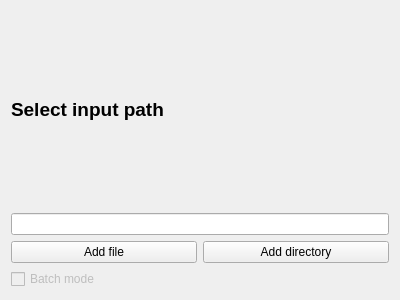
Qt form inputpage.ui (kz26/qMakeTorrent) before a commit.
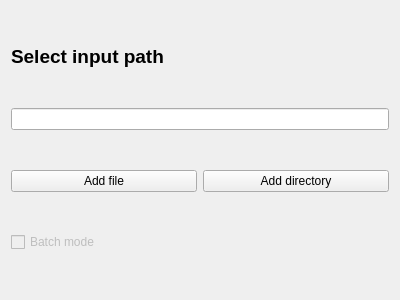
The same form after that commit.

Commit message: Added additional branding layout tweaks

Diff of the .ui file:
```diff
--- a/inputpage.ui
+++ b/inputpage.ui
@@ -19,9 +19,15 @@
   <property name="windowTitle">
    <string>WizardPage</string>
   </property>
-  <layout class="QVBoxLayout" name="verticalLayout">
-   <item>
+  <layout class="QGridLayout" name="gridLayout">
+   <item row="0" column="0" colspan="2">
     <widget class="QLabel" name="pageTitle">
+     <property name="sizePolicy">
+      <sizepolicy hsizetype="Expanding" vsizetype="Fixed">
+       <horstretch>0</horstretch>
+       <verstretch>0</verstretch>
+      </sizepolicy>
+     </property>
      <property name="font">
       <font>
        <pointsize>14</pointsize>
@@ -32,34 +38,45 @@
      <property name="text">
       <string>Select input path</string>
      </property>
+     <property name="alignment">
+      <set>Qt::AlignLeading|Qt::AlignLeft|Qt::AlignTop</set>
+     </property>
+     <property name="textInteractionFlags">
+      <set>Qt::LinksAccessibleByMouse</set>
+     </property>
     </widget>
    </item>
-   <item>
+   <item row="1" column="0" colspan="2">
     <widget class="QLineEdit" name="inputPath">
+     <property name="alignment">
+      <set>Qt::AlignLeading|Qt::AlignLeft|Qt::AlignTop</set>
+     </property>
      <property name="readOnly">
       <bool>false</bool>
      </property>
     </widget>
    </item>
-   <item>
-    <layout class="QHBoxLayout" name="horizontalLayout">
-     <item>
+   <item row="2" column="0">
       <widget class="QPushButton" name="addFileButton">
+     <property name="sizePolicy">
+      <sizepolicy hsizetype="Minimum" vsizetype="Fixed">
+       <horstretch>0</horstretch>
+       <verstretch>0</verstretch>
+      </sizepolicy>
+     </property>
        <property name="text">
         <string>Add file</string>
        </property>
       </widget>
      </item>
-     <item>
+   <item row="2" column="1">
       <widget class="QPushButton" name="addDirectoryButton">
        <property name="text">
         <string>Add directory</string>
        </property>
       </widget>
      </item>
-    </layout>
-   </item>
-   <item>
+   <item row="3" column="0" colspan="2">
     <widget class="QCheckBox" name="batchMode">
      <property name="enabled">
       <bool>false</bool>
```
Lines whose indentation alone changed are shown as unchanged. The commit also changes 3 other files.
